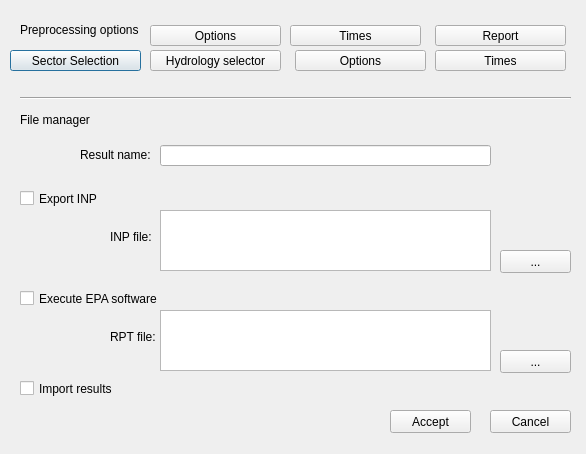
Old version of the form ui/file_manager.ui in the repository Giswater/giswater_qgis_plugin.
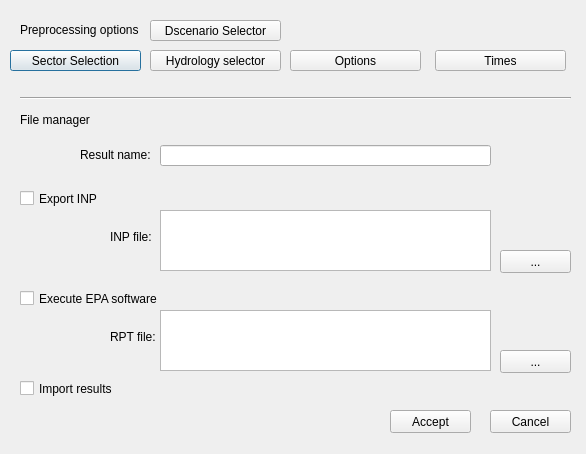
New version of the form.

Commit message: #isaue-173 - Update WS forms

```diff
--- a/ui/file_manager.ui
+++ b/ui/file_manager.ui
@@ -42,7 +42,7 @@
   <widget class="QPushButton" name="btn_time_opt">
    <property name="geometry">
     <rect>
-     <x>295</x>
+     <x>290</x>
      <y>50</y>
      <width>131</width>
      <height>21</height>
@@ -271,39 +271,13 @@
    <property name="geometry">
     <rect>
      <x>150</x>
-     <y>25</y>
+     <y>20</y>
      <width>131</width>
      <height>21</height>
     </rect>
    </property>
    <property name="text">
-    <string>Options</string>
-   </property>
-  </widget>
-  <widget class="QPushButton" name="btn_times_2">
-   <property name="geometry">
-    <rect>
-     <x>290</x>
-     <y>25</y>
-     <width>131</width>
-     <height>21</height>
-    </rect>
-   </property>
-   <property name="text">
-    <string>Times</string>
-   </property>
-  </widget>
-  <widget class="QPushButton" name="btn_times_3">
-   <property name="geometry">
-    <rect>
-     <x>435</x>
-     <y>25</y>
-     <width>131</width>
-     <height>21</height>
-    </rect>
-   </property>
-   <property name="text">
-    <string>Report</string>
+    <string>Dscenario Selector</string>
    </property>
   </widget>
  </widget>
```
Left out of the diff: 2 changed lines with no effect on the pictures. The commit also changes 2 other files.
